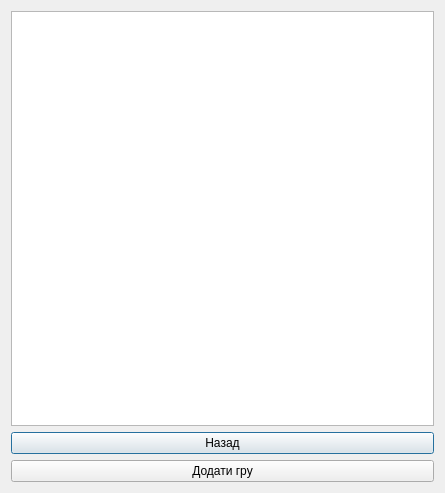
OstrovskyAndriy/basketball, file resultsdialog.ui: the form before one commit.
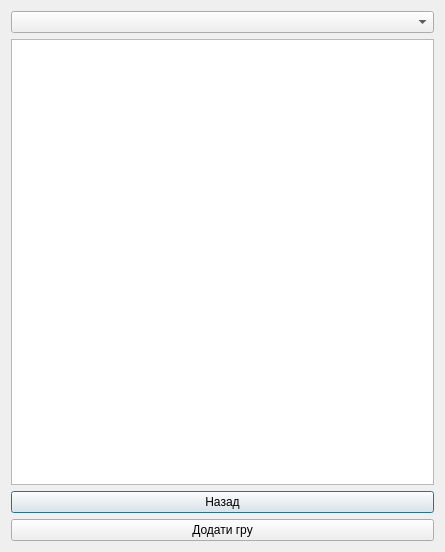
The form after the commit. Icons and pictures are not drawn.

Commit message: added games searching by the team

The edit to the form file:
```diff
--- a/resultsdialog.ui
+++ b/resultsdialog.ui
@@ -7,7 +7,7 @@
     <x>0</x>
     <y>0</y>
     <width>445</width>
-    <height>493</height>
+    <height>552</height>
    </rect>
   </property>
   <property name="windowTitle">
@@ -18,6 +18,9 @@
     <normaloff>:/img/img/logo.png</normaloff>:/img/img/logo.png</iconset>
   </property>
   <layout class="QVBoxLayout" name="verticalLayout">
+   <item>
+    <widget class="QComboBox" name="teamsComboBox"/>
+   </item>
    <item>
     <widget class="QTableView" name="resultsTable"/>
    </item>
```
The commit also changes 4 other files.
